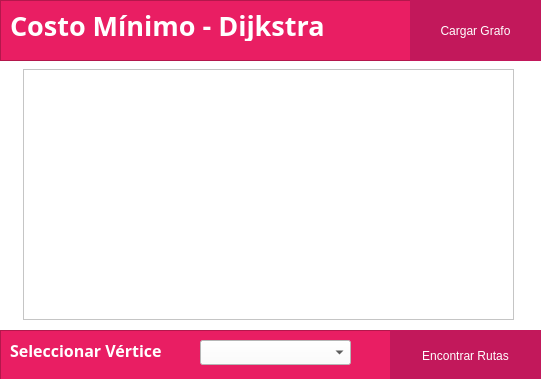
carlosvelaquez/Proyecto-EdD1, file dijkstrawindow.ui: the form before one commit.
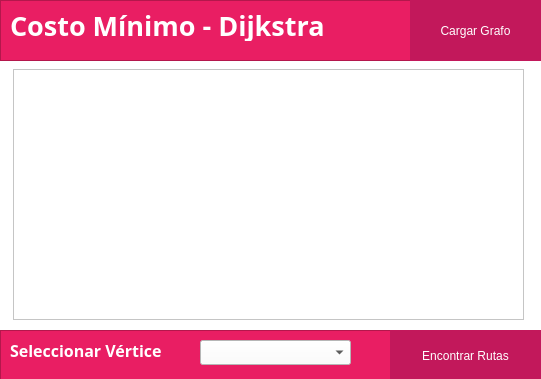
The form after the commit.

Diff of the .ui file:
```diff
--- a/dijkstrawindow.ui
+++ b/dijkstrawindow.ui
@@ -173,9 +173,9 @@
   <widget class="QTextEdit" name="textEdit">
    <property name="geometry">
     <rect>
-     <x>23</x>
+     <x>13</x>
      <y>69</y>
-     <width>491</width>
+     <width>511</width>
      <height>251</height>
     </rect>
    </property>
```
